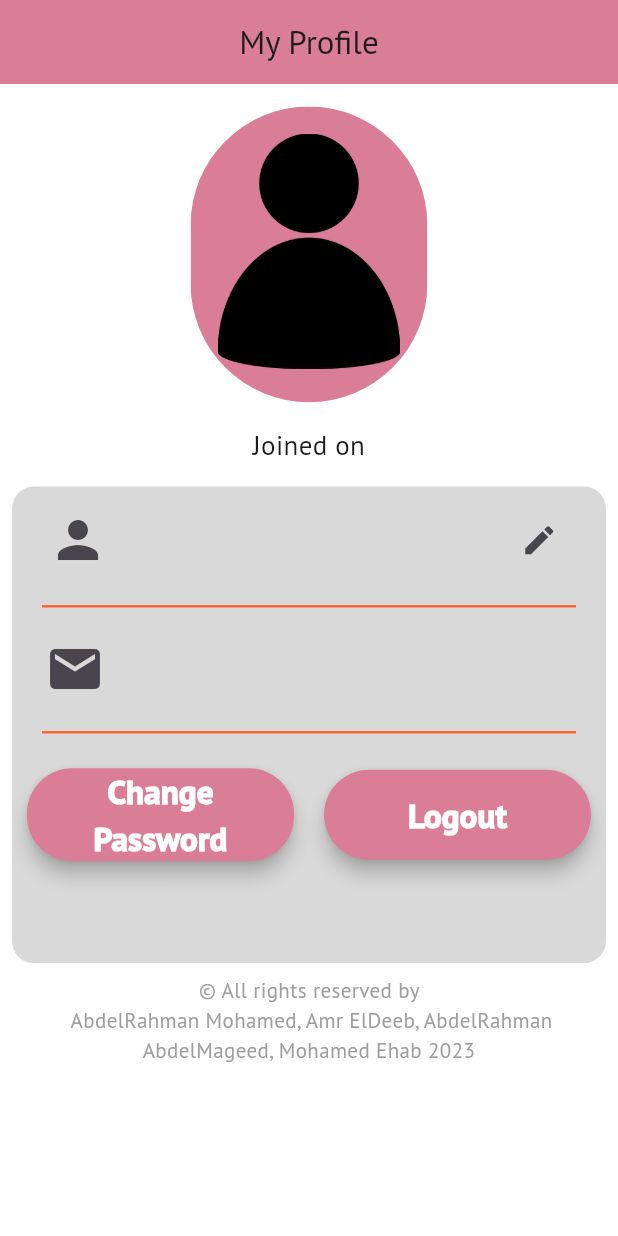
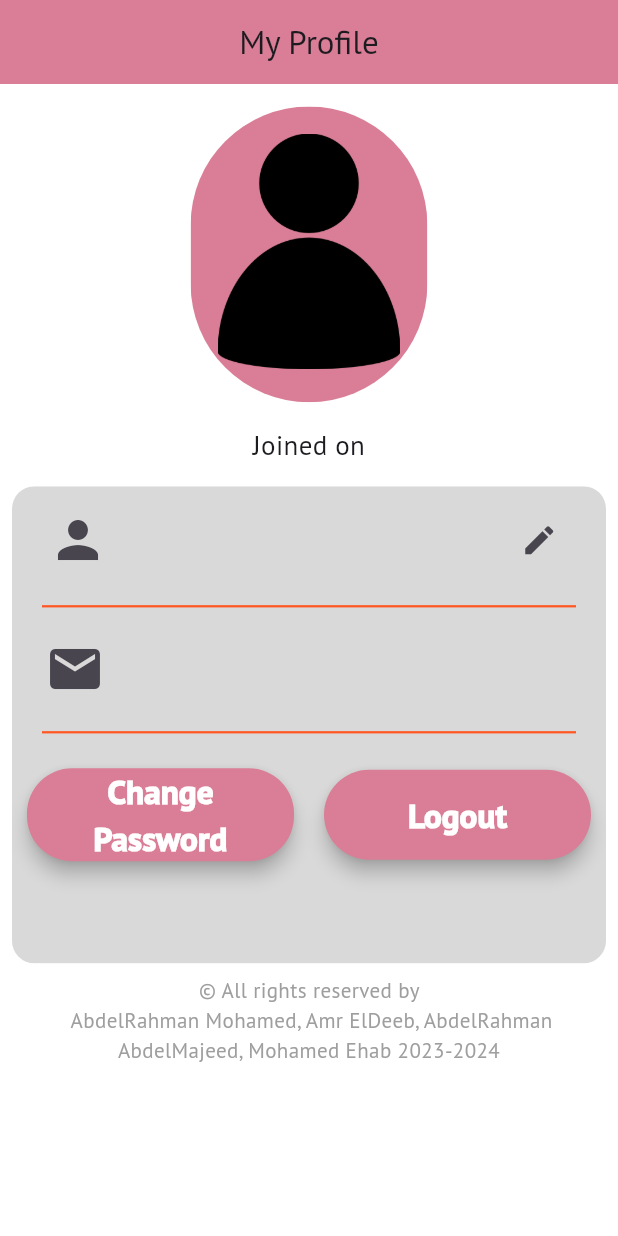
Before and after one commit to DareDevilDido/Recipedia, a Flutter app: the ProfilePage screen opened by its route, on a phone screen of 412 x 824 dp. Run offline on Flutter 3.47's test engine with Material 3 defaults, Android fonts, the light colour scheme and no system bars; our stand-ins replace animated_text_kit, awesome_snackbar_content, cloud_firestore, curved_navigation_bar, file_picker, firebase_auth and 6 more; accounts and stored records are empty.

```diff
--- a/lib/Screens/ProfilePage.dart
+++ b/lib/Screens/ProfilePage.dart
@@ -280,7 +280,7 @@ class _ProfilePageState extends State<ProfilePage> {
                       child: Padding(
                         padding: EdgeInsets.all(8.0),
                         child: Text(
-                          "© All rights reserved by \n AbdelRahman Mohamed, Amr ElDeeb, AbdelRahman AbdelMageed, Mohamed Ehab 2023",
+                          "© All rights reserved by \n AbdelRahman Mohamed, Amr ElDeeb, AbdelRahman AbdelMajeed, Mohamed Ehab 2023-2024",
                           textAlign: TextAlign.center,
                           style: TextStyle(color: Colors.grey),
                         ),
```
